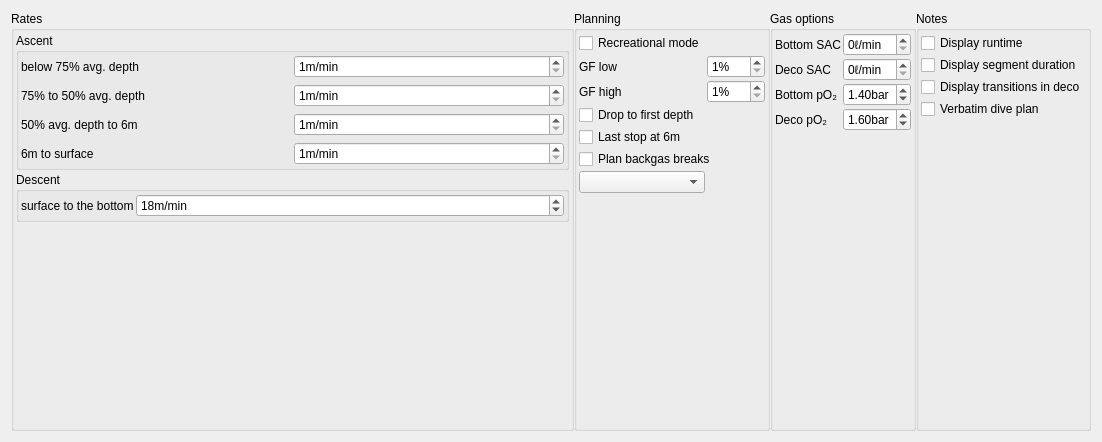
Qt form qt-ui/plannerSettings.ui (subsurface/subsurface) before a commit.
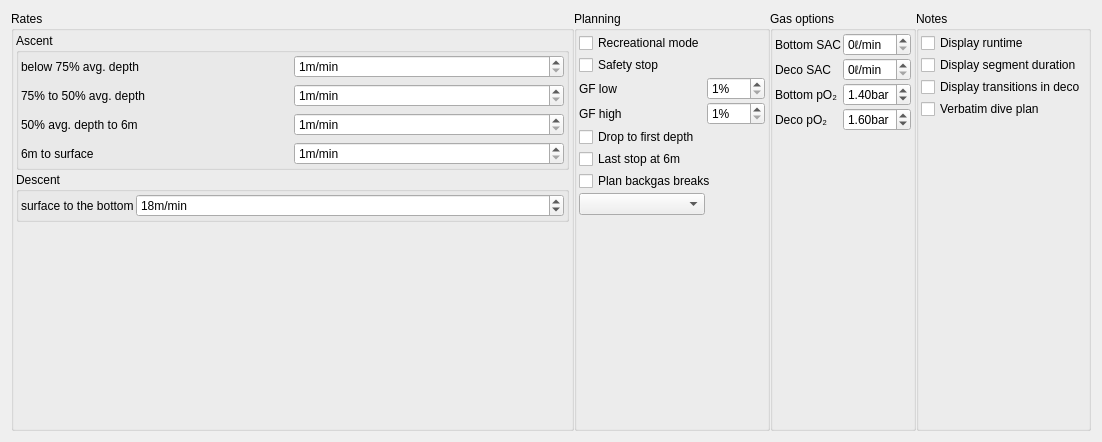
The same form after that commit.

Commit message: Checkbox and preference for safety stop

```diff
--- a/qt-ui/plannerSettings.ui
+++ b/qt-ui/plannerSettings.ui
@@ -262,21 +262,21 @@
           <property name="spacing">
            <number>2</number>
           </property>
-          <item row="2" column="1">
+          <item row="3" column="1">
            <widget class="QLabel" name="label_16">
             <property name="text">
              <string>GF high</string>
             </property>
            </widget>
           </item>
-          <item row="5" column="1" colspan="2">
+          <item row="6" column="1" colspan="2">
            <widget class="QCheckBox" name="backgasBreaks">
             <property name="text">
              <string>Plan backgas breaks</string>
             </property>
            </widget>
           </item>
-          <item row="2" column="2">
+          <item row="3" column="2">
            <widget class="QSpinBox" name="gfhigh">
             <property name="suffix">
              <string>%</string>
@@ -289,14 +289,14 @@
             </property>
            </widget>
           </item>
-          <item row="4" column="1" colspan="2">
+          <item row="5" column="1" colspan="2">
            <widget class="QCheckBox" name="lastStop">
             <property name="text">
              <string>Last stop at 6m</string>
             </property>
            </widget>
           </item>
-          <item row="6" column="1">
+          <item row="7" column="1">
            <widget class="QComboBox" name="rebreathermode">
             <property name="currentText">
              <string/>
@@ -306,7 +306,7 @@
             </property>
            </widget>
           </item>
-          <item row="1" column="2">
+          <item row="2" column="2">
            <widget class="QSpinBox" name="gflow">
             <property name="suffix">
              <string>%</string>
@@ -319,14 +319,14 @@
             </property>
            </widget>
           </item>
-          <item row="3" column="1" colspan="2">
+          <item row="4" column="1" colspan="2">
            <widget class="QCheckBox" name="drop_stone_mode">
             <property name="text">
              <string>Drop to first depth</string>
             </property>
            </widget>
           </item>
-          <item row="7" column="1">
+          <item row="8" column="1">
            <spacer name="verticalSpacer_2">
             <property name="orientation">
              <enum>Qt::Vertical</enum>
@@ -339,7 +339,7 @@
             </property>
            </spacer>
           </item>
-          <item row="1" column="1">
+          <item row="2" column="1">
            <widget class="QLabel" name="label_15">
             <property name="text">
              <string>GF low</string>
@@ -353,6 +353,16 @@
             </property>
            </widget>
           </item>
+          <item row="1" column="1">
+           <widget class="QCheckBox" name="safetystop">
+            <property name="text">
+             <string>Safety stop</string>
+            </property>
+            <property name="tristate">
+             <bool>false</bool>
+            </property>
+           </widget>
+          </item>
          </layout>
         </widget>
        </item>
```
The commit also changes 5 other files.
